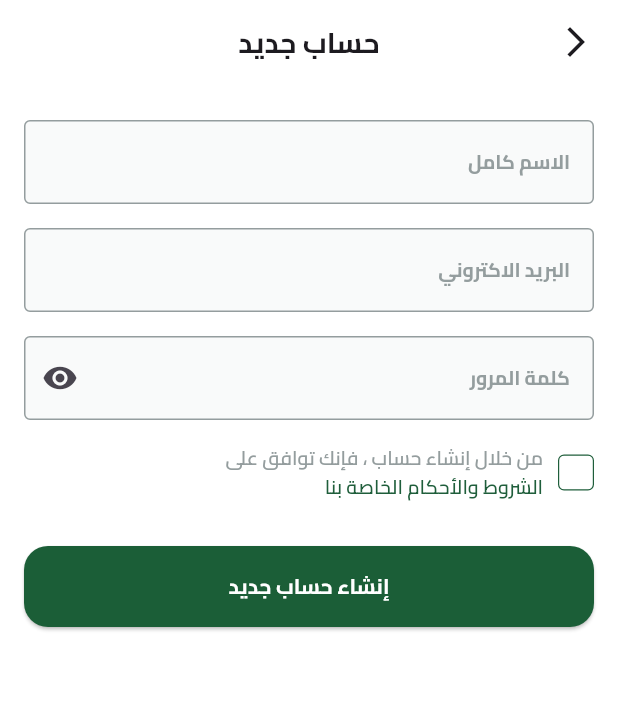
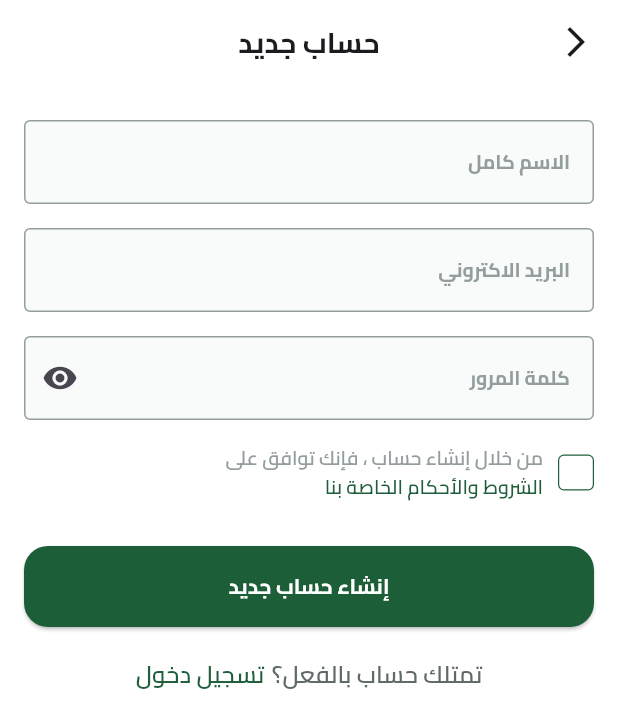
Before and after one commit to 0xFaris/fruite_hub, a Flutter app: the SignupView screen opened by its route, on a phone screen of 412 x 824 dp. Shown: the top 728 px of the screen. Run offline on Flutter 3.47's test engine with Material 3 defaults, Android fonts, the phone set to English and light mode, and no system bars; our stand-ins replace dots_indicator, flutter_svg, shared_preferences; accounts and stored records are empty.

Commit message:
Add 'DontHaveAccount' widget to signup view for improved navigation

```diff
--- a/lib/Features/Auth/presentation/view/widget/signup_view_body.dart
+++ b/lib/Features/Auth/presentation/view/widget/signup_view_body.dart
@@ -1,4 +1,6 @@
 import 'package:flutter/material.dart';
+import 'package:fruite_hub/Features/Auth/presentation/view/login_view.dart';
+import 'package:fruite_hub/Features/auth/presentation/view/widget/dont_have_account.dart';
 import 'package:fruite_hub/Features/auth/presentation/view/widget/terms_and_conditions.dart';
 import 'package:fruite_hub/constants.dart';
 import 'package:fruite_hub/core/widgets/custom_button.dart';
@@ -34,6 +36,14 @@ class SignupViewBody extends StatelessWidget {
             TermsAndConditionsWidget(),
             SizedBox(height: 30),
             CustomButton(title: 'إنشاء حساب جديد', onPressed: () {}),
+            SizedBox(height: 20),
+            DontHaveAccountWidget(
+              title: 'تمتلك حساب بالفعل؟',
+              title2: 'تسجيل دخول',
+              onTap: () {
+                Navigator.pushNamed(context, LoginView.routeName);
+              },
+            ),
           ],
         ),
       ),
```
